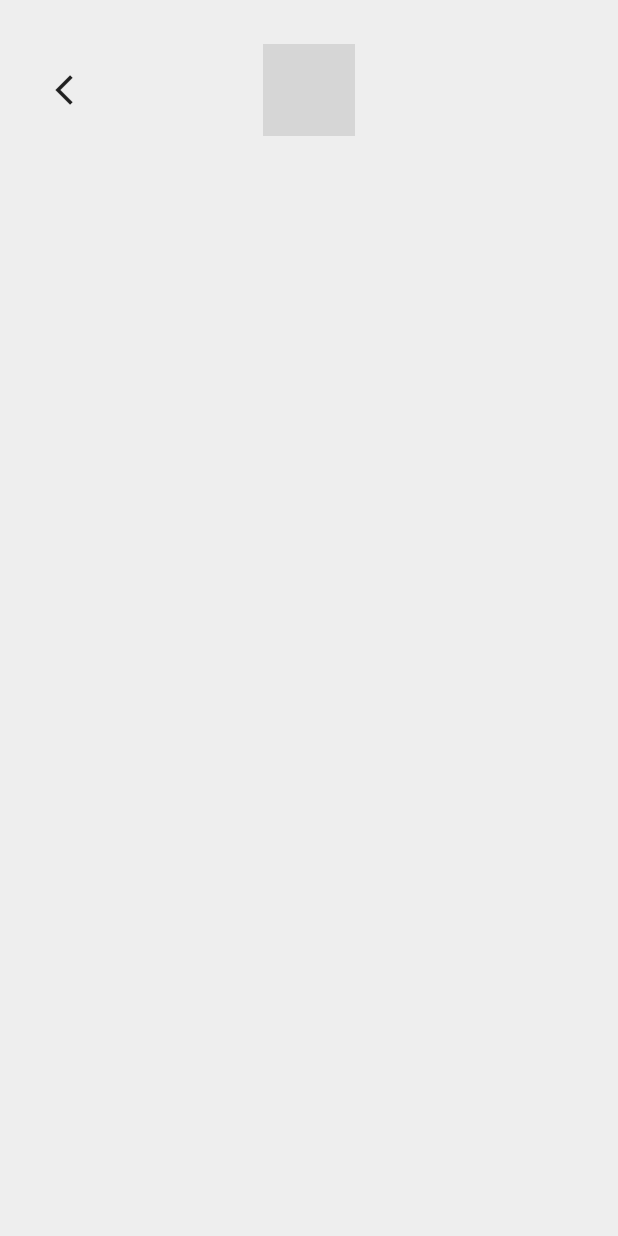
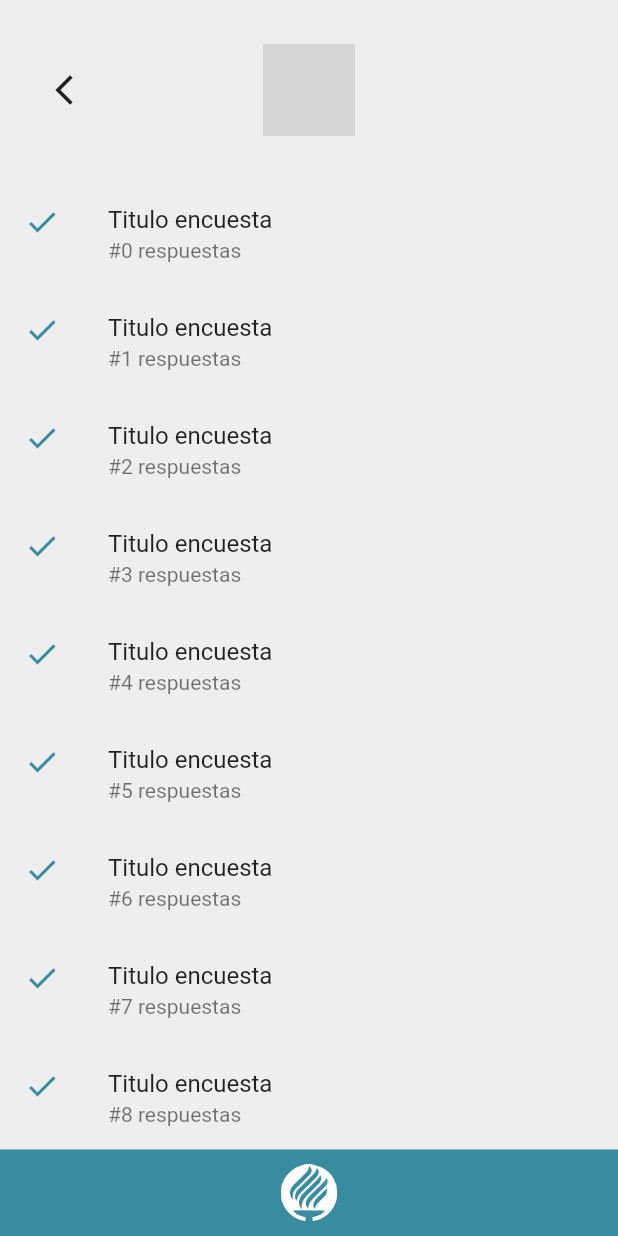
Before and after one commit to MIKEGUIJARRO/SGC, a Flutter app: the ChangeSurveyScreen screen opened by its route, on a phone screen of 412 x 824 dp. Run offline on Flutter 3.47's test engine with Material 2 defaults, Android fonts, the phone set to English and light mode, and no system bars; our stand-ins replace flutter_swiper, hex; grey boxes are pictures that could not be loaded.

Commit message:
Refactor de screen y provider

```diff
--- /dev/null
+++ b/lib/models/survey_model.dart
@@ -0,0 +1,12 @@
+import 'package:flutter/cupertino.dart';
+
+class SurveyModel {
+  String id;
+  String title;
+  int counter;
+  List<Map<String, dynamic>> itemQuestions;
+  //En itemQuestion almacenamos los valores de las multiples
+  //respuestas obtenidas de acuerdo a cada pregunta disponible
+
+  SurveyModel({this.id, this.title, this.counter, this.itemQuestions});
+}
--- a/lib/provider/survey.dart
+++ b/lib/provider/survey.dart
@@ -2,105 +2,72 @@ import 'dart:convert';
 import 'package:flutter/foundation.dart';
 import 'package:http/http.dart' as http;
 
-class ResponseItem {
-  //Id es el contador de preguntas
-  final String id;
-  final double response;
-  final DateTime dateTime;
-  ResponseItem(
-      {@required this.id, @required this.response, @required this.dateTime});
-}
-
-class SurveyItem {
-  //Item hace referencia a cada card con su pregunta.
-  //Una encuesta se compone de multiples preguntas.
-  //Modelo de encuesta individual que guarda toda la informacion core
-  // 1 sola pregunta y las n respuestas que se han tenido
-  final String question;
-  //Responses va a guardar la fecha de la respuesta y el valor de esta
-  final List<ResponseItem> responses;
-  SurveyItem({this.question, this.responses});
-}
+import '../models/survey_model.dart';
 
 class Survey with ChangeNotifier {
-  //Esta es la encuesta que se estara trabajando en macro en la app.
-  //La que se respondera "n" veces.
-
-  Map<String, dynamic> _surveyItems = {
-    "title": "titulo default",
-    "counter": 0,
-    "content": [
-      //Lista de surveyItems
-      SurveyItem(question: "Pregunta 1?", responses: []),
-    SurveyItem(question: "Pregunta 2?", responses: []),
-    SurveyItem(question: "Pregunta 3?", responses: []),
-    SurveyItem(question: "Pregunta 4?", responses: []),
-    ],
-  };
+  SurveyModel _surveyModel = SurveyModel(
+      id: "id010101",
+      title: "👈 Crea tu primer encuesta",
+      counter: 0,
+      itemQuestions: [
+        {"question": "Pregunta 1", "responses": []},
+        {"question": "Pregunta 2", "responses": []},
+        {"question": "Pregunta 3", "responses": []}
+      ]);
 
   void initSurvey(
-      {String title,
-      int counter,
-      List<String> questions,
-      List<ResponseItem> responses}) {
-
-    _surveyItems["title"] = title;
-    _surveyItems["counter"] = counter;
-    _surveyItems["content"] = questions.map((question) {
-      return SurveyItem(question: question, responses: responses);
-    }).toList();
-
+      {String id, String title, int counter, List<String> questions}) {
+    _surveyModel = SurveyModel(
+        id: id,
+        title: title,
+        counter: counter,
+        itemQuestions: questions
+            .map((question) => {"question": question, "responses": []})
+            .toList());
     notifyListeners();
   }
 
-  addResponses(List<double> responses) {
+  void printResponses() {
+    print("\tIndice\tNo. Respuesta");
+    for (int i = 0; i < _surveyModel.itemQuestions.length; i++) {
+      print("\tIndice principal $i\n");
+      for (int j = 0;
+          j < _surveyModel.itemQuestions[i]["responses"].length;
+          j++) {
+        print("\t$i\t${_surveyModel.itemQuestions[i]["responses"][j]}");
+      }
+    }
+
+    print("\nFinalizo recorrido");
+  }
+
+  void addResponsesItem(List<double> responses) {
     //Se agregan las respuestas de manera local y en la nube
     //Cada indice de pregunta pasa su indice de respuesta
-    if (responses.length != _surveyItems["content"].length) {
-      print(
-          "Existe una diferencia entre la cantidad de respuestas obtenidas y la las preguntas");
-      //Throw Error
-      return;
+    for (int i = 0; i < responses.length; i++) {
+      _surveyModel.itemQuestions[i]["responses"].add(responses[i]);
     }
-
-    for (int i = 0; i < _surveyItems["content"].length; i++) {
-      _surveyItems["content"][i].responses.add(ResponseItem(
-          id: DateTime.now().toString(),
-          response: responses[i],
-          dateTime: DateTime.now()));
-      print("Response $i: ${responses[i]}");
-    }
-
     notifyListeners();
   }
 
   List<String> getQuestions() {
-    var surveyHolder = _surveyItems["content"] as List<SurveyItem>;
-    return surveyHolder.map((item) => item.question).toList();
-  }
-
-  void setNewQuestions(List<String> questions, String title) {
-    _surveyItems["title"] = title;
-    print(_surveyItems["title"]);
-    List<SurveyItem> newQuestions = questions
-        .map((qxtn) => SurveyItem(question: qxtn, responses: []))
-        .toList();
-    _surveyItems["content"] = newQuestions;
-    notifyListeners();
+    List<String> currentCuestions = [];
+    for (int i = 0; i < _surveyModel.itemQuestions.length; i++) {
+      currentCuestions.add(_surveyModel.itemQuestions[i]["question"] as String);
+    }
+    return currentCuestions;
   }
 
   void increaseCounter() {
-    _surveyItems["counter"] ++;
+    _surveyModel.counter++;
     notifyListeners();
   }
 
   int getCounter() {
-    return _surveyItems["counter"];
+    return _surveyModel.counter;
   }
 
   String getTitle() {
-    return _surveyItems["title"];
+    return _surveyModel.title;
   }
-
-
 }
--- a/lib/screens/change_survey_screen.dart
+++ b/lib/screens/change_survey_screen.dart
@@ -1,6 +1,7 @@
 import 'package:flutter/material.dart';
 
 import '../constants/size_config.dart';
+import '../widgets/bottom_bar_tec.dart';
 import '../widgets/custom_app_bar.dart';
 
 class ChangeSurveyScreen extends StatefulWidget {
@@ -11,6 +12,45 @@ class ChangeSurveyScreen extends StatefulWidget {
 }
 
 class _ChangeSurveyScreenState extends State<ChangeSurveyScreen> {
+  Widget _listBuilder(
+    BuildContext ctx,
+    int index,
+  ) {
+    return Dismissible(
+      key: ValueKey(index),
+      background: Container(
+        padding: EdgeInsets.only(
+          right: SizeConfig.safeBlockHorizontal * 8,
+        ),
+        color: Colors.red[300],
+        child: Row(
+          crossAxisAlignment: CrossAxisAlignment.center,
+          mainAxisAlignment: MainAxisAlignment.end,
+          children: <Widget>[
+            Icon(
+              Icons.delete,
+              color: Colors.white,
+            )
+          ],
+        ),
+      ),
+      onDismissed: (direction) => print(direction),
+      direction: DismissDirection.endToStart,
+      child: InkWell(
+        onTap: () => print("ontap"),
+        focusColor: Colors.black12,
+        child: ListTile(
+          leading: Icon(
+            Icons.check,
+            color: Theme.of(context).accentColor,
+          ),
+          title: Text("Titulo encuesta"),
+          subtitle: Text("#$index respuestas"),
+        ),
+      ),
+    );
+  }
+
   @override
   Widget build(BuildContext context) {
     return Scaffold(
@@ -18,23 +58,21 @@ class _ChangeSurveyScreenState extends State<ChangeSurveyScreen> {
         isLeftEnabled: true,
         isRightEnabled: false,
         iconLeft: IconButton(
-          alignment: Alignment.centerLeft,
+            alignment: Alignment.centerLeft,
             icon: Icon(
               Icons.arrow_back_ios,
             ),
-            onPressed: ()=> Navigator.of(context).pop()),
+            onPressed: () => Navigator.of(context).pop()),
       ),
       body: SafeArea(
           child: Column(
         children: <Widget>[
-          Padding(
-            padding: EdgeInsets.all(
-              SizeConfig.safeBlockVertical * 5,
-            ),
-            child: Row(
-              children: <Widget>[],
-            ),
-          )
+          Expanded(
+              child: ListView.builder(
+            itemCount: 10,
+            itemBuilder: (ctx, i) => _listBuilder(ctx, i),
+          )),
+          BottomBarTec()
         ],
       )),
     );
--- a/lib/screens/create_survey_screen.dart
+++ b/lib/screens/create_survey_screen.dart
@@ -46,7 +46,7 @@ class QuestionsHolder {
       }
       print("--------------------\n");
       Provider.of<Survey>(context, listen: false).initSurvey(
-          counter: 0, questions: questions, title: title, responses: []);
+          counter: 0, questions: questions, title: title,);
     } catch (error) {
       print("Sucedio un error: $error");
     }
--- a/lib/screens/home_screen.dart
+++ b/lib/screens/home_screen.dart
@@ -41,11 +41,14 @@ class HomeScreen extends StatelessWidget {
       key: _drawerKey,
       backgroundColor: Colors.white,
       appBar: CustomAppBar(
-        isRightEnabled: false,
+        isRightEnabled: true,
         isLeftEnabled: true,
         iconLeft: IconButton(
             icon: Icon(Icons.sort),
             onPressed: () => _drawerKey.currentState.openDrawer()),
+        iconRight: IconButton(
+            icon: Icon(Icons.toll),
+            onPressed: () => Provider.of<Survey>(context, listen: false).printResponses()),
       ),
       drawer: Drawer(
           child: ListView(children: <Widget>[
--- a/lib/widgets/content_question.dart
+++ b/lib/widgets/content_question.dart
@@ -54,7 +54,7 @@ class _ContentQuestionState extends State<ContentQuestion> {
     final surveyHolder = Provider.of<SurveyHolder>(context, listen: false);
     surveyHolder.cleanResponses();
     Provider.of<Survey>(context, listen: false)
-        .addResponses(surveyHolder.getResponses());
+        .addResponsesItem(surveyHolder.getResponses());
     Provider.of<Survey>(context, listen: false).increaseCounter();
     Navigator.of(context).pushReplacementNamed(HomeScreen.routeName);
   }
```
Also changed, not shown: lib/constants/questions.dart (deleted, +0 -13 lines).
